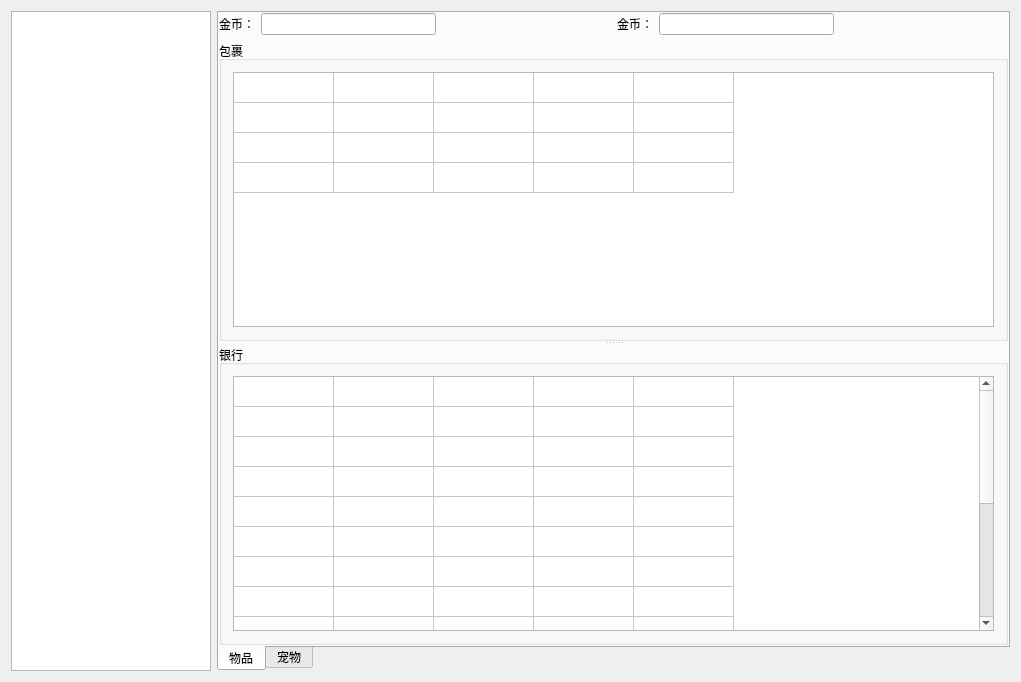
The window that MLAssistTool/GamePlayerDataWgt.ui (HBACC0005240/MLAssist) describes before a commit, drawn with Qt 5.
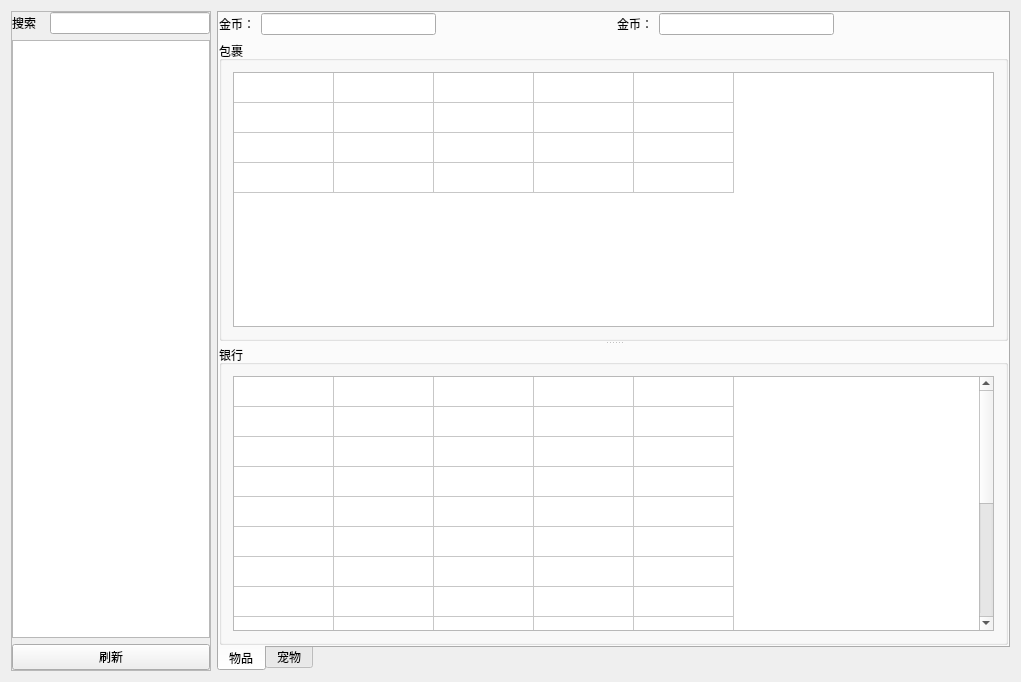
The same window after the commit.

```diff
--- a/MLAssistTool/GamePlayerDataWgt.ui
+++ b/MLAssistTool/GamePlayerDataWgt.ui
@@ -13,21 +13,86 @@
   <property name="windowTitle">
    <string>GamePlayerDataWgt</string>
   </property>
-  <layout class="QHBoxLayout" name="horizontalLayout_4">
+  <layout class="QHBoxLayout" name="horizontalLayout_5">
    <item>
-    <widget class="QTreeView" name="treeView">
-     <property name="minimumSize">
-      <size>
-       <width>0</width>
-       <height>0</height>
-      </size>
-     </property>
+    <widget class="QFrame" name="frame">
      <property name="maximumSize">
       <size>
        <width>200</width>
        <height>16777215</height>
       </size>
      </property>
+     <property name="frameShape">
+      <enum>QFrame::StyledPanel</enum>
+     </property>
+     <property name="frameShadow">
+      <enum>QFrame::Raised</enum>
+     </property>
+     <layout class="QVBoxLayout" name="verticalLayout_9">
+      <property name="spacing">
+       <number>0</number>
+      </property>
+      <property name="leftMargin">
+       <number>0</number>
+      </property>
+      <property name="topMargin">
+       <number>0</number>
+      </property>
+      <property name="rightMargin">
+       <number>0</number>
+      </property>
+      <property name="bottomMargin">
+       <number>0</number>
+      </property>
+      <item>
+       <layout class="QVBoxLayout" name="verticalLayout_8">
+        <item>
+         <layout class="QHBoxLayout" name="horizontalLayout_4">
+          <item>
+           <widget class="QLabel" name="label_3">
+            <property name="text">
+             <string>搜索</string>
+            </property>
+           </widget>
+          </item>
+          <item>
+           <widget class="QLineEdit" name="lineEdit_search">
+            <property name="maximumSize">
+             <size>
+              <width>160</width>
+              <height>16777215</height>
+             </size>
+            </property>
+           </widget>
+          </item>
+         </layout>
+        </item>
+        <item>
+         <widget class="QTreeView" name="treeView">
+          <property name="minimumSize">
+           <size>
+            <width>0</width>
+            <height>0</height>
+           </size>
+          </property>
+          <property name="maximumSize">
+           <size>
+            <width>200</width>
+            <height>16777215</height>
+           </size>
+          </property>
+         </widget>
+        </item>
+        <item>
+         <widget class="QPushButton" name="pushButton_refreshModel">
+          <property name="text">
+           <string>刷新</string>
+          </property>
+         </widget>
+        </item>
+       </layout>
+      </item>
+     </layout>
     </widget>
    </item>
    <item>
```
